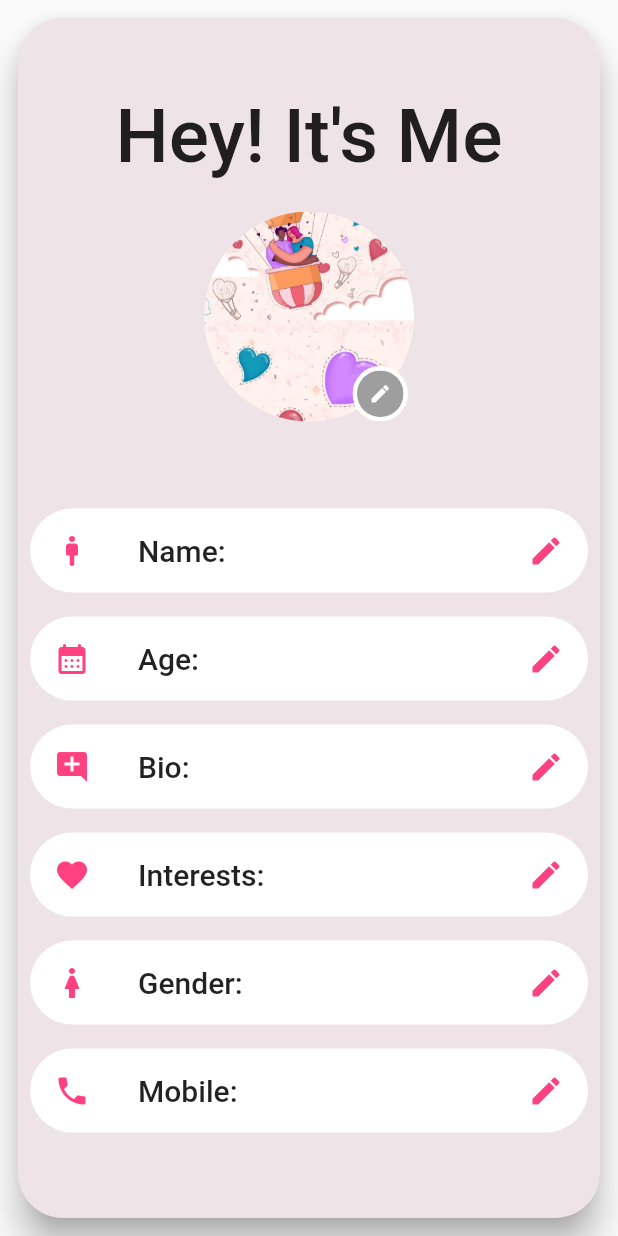
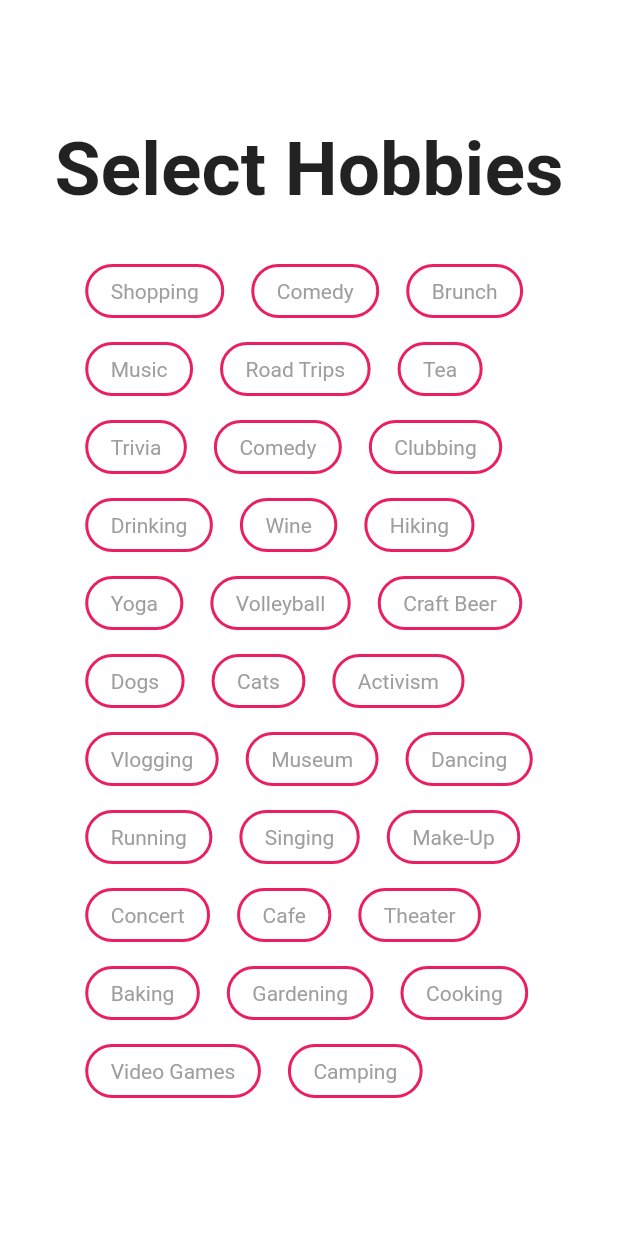
Before and after one commit to manasiPandey21/Zingify, a Flutter app: the screen it shows after launch, on a phone screen of 412 x 824 dp. Run offline on Flutter 3.47's test engine with Material 2 defaults, Android fonts, the phone set to English and light mode, and no system bars; our stand-ins replace firebase_auth, firebase_core, flutter_riverpod, font_awesome_flutter, google_fonts, google_sign_in; accounts and stored records are empty.

Commit message:
Interest Page completed and you can choose ur hobbies

```diff
--- a/lib/main.dart
+++ b/lib/main.dart
@@ -3,6 +3,7 @@ import 'package:flutter/material.dart';
 import 'package:flutter_riverpod/flutter_riverpod.dart';
 import 'package:zingify/screens/authChecker.dart';
 import 'package:zingify/screens/errorpage.dart';
+import 'package:zingify/screens/interests.dart';
 import 'package:zingify/screens/loading.dart';
 import 'package:zingify/screens/profile.dart';
 
@@ -24,7 +25,7 @@ class MyApp extends ConsumerWidget {
         home: initialize.when(
           data: (data) {
             //  return AuthChecker();
-            return Profile();
+            return HobbySelectionWidget();
           },
           error: (error, stackTrace) => ErrorScreen(error, stackTrace),
           loading: () => LoadingScreen(),
--- /dev/null
+++ b/lib/screens/interests.dart
@@ -0,0 +1,121 @@
+import 'package:flutter/material.dart';
+import 'package:google_fonts/google_fonts.dart';
+
+const kActiveColor = Colors.black; // Define your active color here
+
+class HobbySelectionWidget extends StatefulWidget {
+  @override
+  _HobbySelectionWidgetState createState() => _HobbySelectionWidgetState();
+}
+
+class _HobbySelectionWidgetState extends State<HobbySelectionWidget> {
+  List<String> hobbyList = [
+        'Shopping',
+        'Comedy',
+        'Brunch',
+        'Music',
+        'Road Trips',
+        'Tea',
+        'Trivia',
+        'Comedy',
+        'Clubbing',
+        'Drinking',
+        'Wine',
+        'Hiking',
+        'Yoga',
+        'Volleyball',
+        'Craft Beer',
+        'Dogs',
+        'Cats',
+        'Activism',
+        'Vlogging',
+        'Museum',
+        'Dancing',
+        'Running',
+        'Singing',
+        'Make-Up',
+        'Concert',
+        'Cafe',
+        'Theater',
+        'Baking',
+        'Gardening',
+        'Cooking',
+        'Video Games',
+        'Camping'
+      ];
+
+
+  List<String> selectedHobbies = [];
+
+  @override
+  Widget build(BuildContext context) {
+    return Scaffold(
+      backgroundColor: Colors.white, // Set background color to white
+      appBar: AppBar(
+        backgroundColor: Colors.white,
+        elevation: 0,
+        //title: Center(child: Text('Select Hobbies',),),
+      ),
+      body: Padding(
+        padding: const EdgeInsets.all(28.0),
+        child: Center(
+          child: Column(
+            children: [
+              Center(child: Text('Select Hobbies',style: GoogleFonts.aBeeZee(
+                          fontSize: 50, fontWeight: FontWeight.bold),),),
+
+             SizedBox(height: 25,),
+              Wrap(
+                children: hobbyList.map(
+                  (hobby) {
+                    bool isSelected = selectedHobbies.contains(hobby);
+
+                    return GestureDetector(
+                      onTap: () {
+                        setState(() {
+                          if (isSelected) {
+                             selectedHobbies.add(hobby);
+                            selectedHobbies.remove(hobby);
+                          } else
+                          if (selectedHobbies.length < 15) {
+                            selectedHobbies.add(hobby);
+                          }
+                        });
+                      },
+                      child: Padding(
+                        padding: const EdgeInsets.all(4.0),
+                        child: Container(
+
+                          margin: EdgeInsets.symmetric(horizontal: 5, vertical: 4),
+                          child: Container(
+                            padding:
+                                EdgeInsets.symmetric(vertical: 8, horizontal: 15),
+                            decoration: BoxDecoration(
+                              color: Colors.white,
+                              borderRadius: BorderRadius.circular(18),
+                              border: Border.all(
+                                color: isSelected ? kActiveColor : Colors.pink,
+                                width: 2,
+                              ),
+                            ),
+                            child: Text(
+                              hobby,
+                              style: TextStyle(
+                                color: isSelected ? kActiveColor : Colors.grey,
+                                fontSize: 14,
+                              ),
+                            ),
+                          ),
+                        ),
+                      ),
+                    );
+                  },
+                ).toList(),
+              ),
+            ],
+          ),
+        ),
+      ),
+    );
+  }
+}
```
